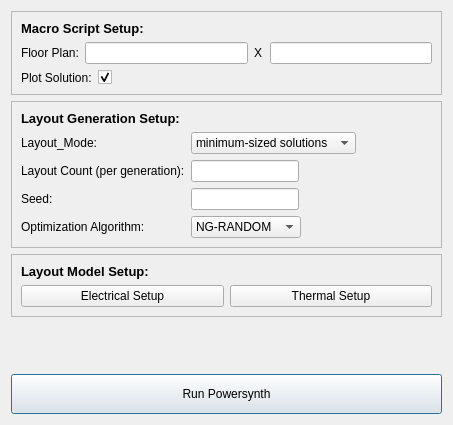
e3da/PowerSynth2-gui, file qt/ui/optimizationSetup.ui: the form before one commit.
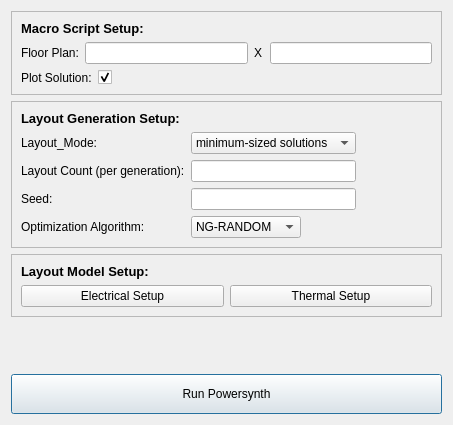
The form after the commit.

```diff
--- a/qt/ui/optimizationSetup.ui
+++ b/qt/ui/optimizationSetup.ui
@@ -145,7 +145,7 @@
         <item row="1" column="1">
          <widget class="QLineEdit" name="num_layouts">
           <property name="sizePolicy">
-           <sizepolicy hsizetype="Fixed" vsizetype="Fixed">
+           <sizepolicy hsizetype="Preferred" vsizetype="Preferred">
             <horstretch>0</horstretch>
             <verstretch>0</verstretch>
            </sizepolicy>
@@ -162,7 +162,7 @@
         <item row="2" column="1">
          <widget class="QLineEdit" name="seed">
           <property name="sizePolicy">
-           <sizepolicy hsizetype="Fixed" vsizetype="Fixed">
+           <sizepolicy hsizetype="Preferred" vsizetype="Preferred">
             <horstretch>0</horstretch>
             <verstretch>0</verstretch>
            </sizepolicy>
```
Left out of the diff: 50 changed lines with no effect on the pictures.
